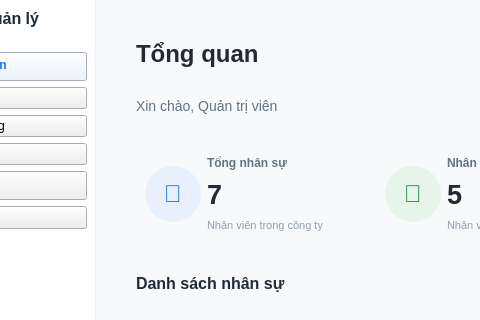
Before: the Qt Designer form src/view/main_view.ui in vttaan/OOP---Management-Application-Project, drawn with Qt 5; both pictures show x 164 to 644 and y 0 to 320 of the 1280 by 800 pixel window.
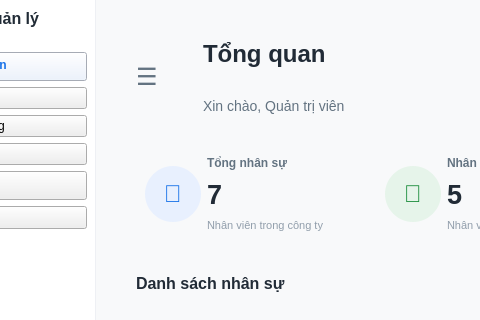
After: the same form once the commit is applied.

What changed in the file:
```diff
--- a/src/view/main_view.ui
+++ b/src/view/main_view.ui
@@ -63,6 +63,16 @@
        <property name="bottomMargin"><number>40</number></property>
        <item>
         <layout class="QHBoxLayout" name="horizontalLayout_Header">
+        <item>
+                  <widget class="QPushButton" name="btnToggleSidebar">
+                   <property name="text"><string>☰</string></property>
+                   <property name="cursor"><cursorShape>PointingHandCursor</cursorShape></property>
+                   <property name="styleSheet"><string notr="true">
+                    QPushButton { border: none; font-size: 24px; color: #637381; margin-right: 15px; background: transparent; }
+                    QPushButton:hover { color: #1a73e8; }
+                   </string></property>
+                  </widget>
+                 </item>
          <item>
           <layout class="QVBoxLayout" name="verticalLayout_Title">
            <item><widget class="QLabel" name="lblPageTitle"><property name="text"><string>Tổng quan</string></property></widget></item>
```
